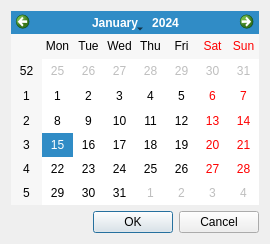
This is DateEditDialog.ui in qiujun1905/pandas as Qt 5 draws it before an edit. The edited form follows.
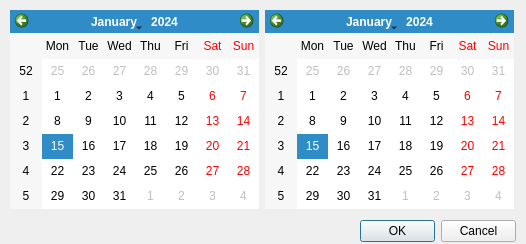
This is the edited form.

Patch:
```diff
--- a/DateEditDialog.ui
+++ b/DateEditDialog.ui
@@ -6,7 +6,7 @@
    <rect>
     <x>0</x>
     <y>0</y>
-    <width>266</width>
+    <width>526</width>
     <height>244</height>
    </rect>
   </property>
@@ -16,18 +16,37 @@
   <property name="modal">
    <bool>true</bool>
   </property>
-  <layout class="QVBoxLayout" name="verticalLayout">
-   <item>
-    <widget class="QCalendarWidget" name="calendarWidget"/>
-   </item>
-   <item>
     <widget class="QDialogButtonBox" name="buttonBox">
+   <property name="geometry">
+    <rect>
+     <x>360</x>
+     <y>220</y>
+     <width>156</width>
+     <height>23</height>
+    </rect>
+   </property>
      <property name="standardButtons">
       <set>QDialogButtonBox::Cancel|QDialogButtonBox::Ok</set>
      </property>
     </widget>
-   </item>
-  </layout>
+  <widget class="QWidget" name="">
+   <property name="geometry">
+    <rect>
+     <x>10</x>
+     <y>10</y>
+     <width>504</width>
+     <height>199</height>
+    </rect>
+   </property>
+   <layout class="QHBoxLayout" name="horizontalLayout">
+    <item>
+     <widget class="QCalendarWidget" name="calendarWidget_b"/>
+    </item>
+    <item>
+     <widget class="QCalendarWidget" name="calendarWidget_a"/>
+    </item>
+   </layout>
+  </widget>
  </widget>
  <resources/>
  <connections/>
```
Left out of the diff: 2 changed lines with no effect on the pictures. Lines whose indentation alone changed are shown as unchanged.
